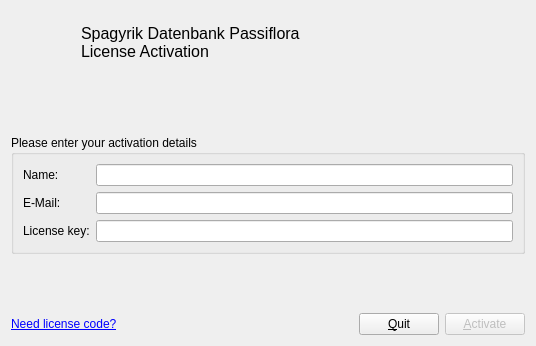
Old version of the form ui/activationdialog.ui in the repository joshirio/passiflora.
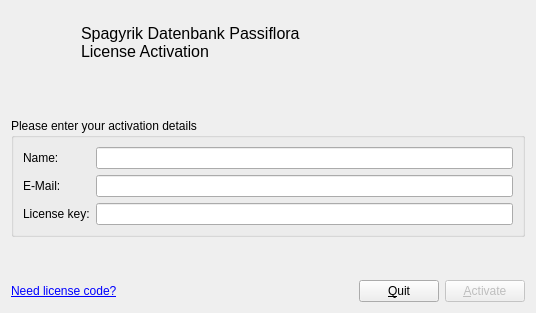
New version of the form. Icons and pictures are not drawn.

Commit message: fix initial window size for activation dialog

```diff
--- a/ui/activationdialog.ui
+++ b/ui/activationdialog.ui
@@ -7,7 +7,7 @@
     <x>0</x>
     <y>0</y>
     <width>536</width>
-    <height>346</height>
+    <height>313</height>
    </rect>
   </property>
   <property name="windowTitle">
```
